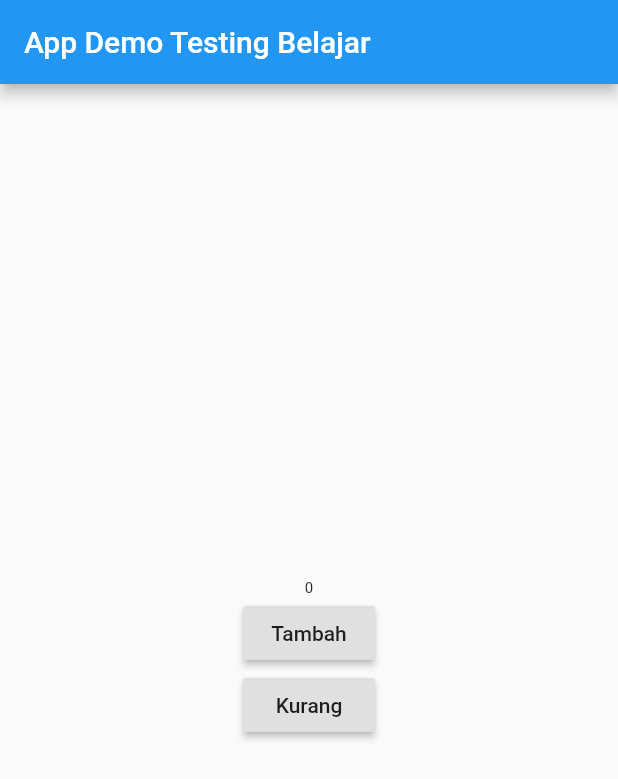
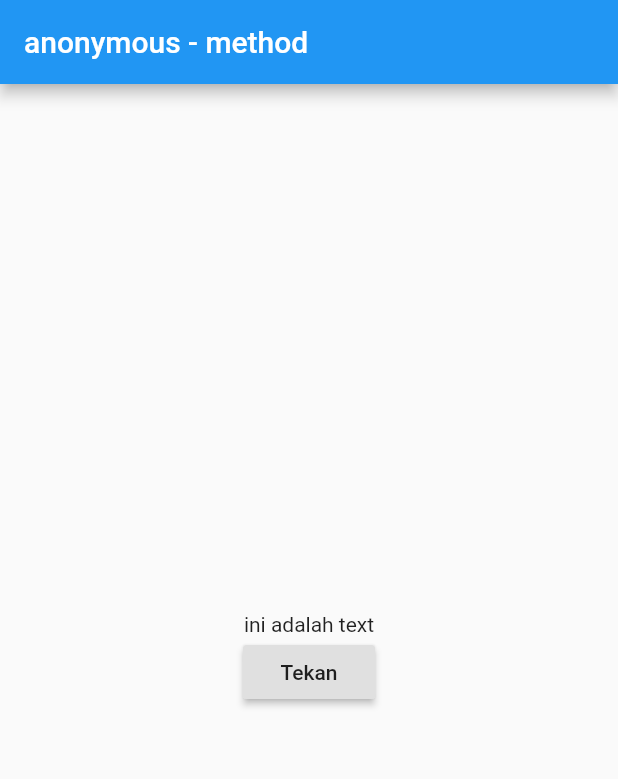
Before and after one commit to egyramadhan/flutter-example, a Flutter app: the screen it shows after launch, on a phone screen of 412 x 824 dp. Shown: the top 779 px of the screen. Run offline on Flutter 3.47's test engine with Material 2 defaults, Android fonts, the phone set to English and light mode, and no system bars.

Commit message:
Update main.dart anonymous-method

```diff
--- a/flutter_example/lib/main.dart
+++ b/flutter_example/lib/main.dart
@@ -8,45 +8,30 @@ class MyApp extends StatefulWidget {
 }
 
 class _MyAppState extends State<MyApp> {
-  int number = 0;
-  void tekanTombol() {
-    setState(() {
-      number = number + 1;
-    });
-  }
-
-  void tekanTombolKurang() {
-    setState(() {
-      number = number - 1;
-    });
-  }
+  String message = "ini adalah text";
 
   @override
   Widget build(BuildContext context) {
     return MaterialApp(
-      home: Scaffold(
-        appBar: AppBar(
-          title: Text("App Demo Testing Belajar "),
-        ),
-        body: Center(
-            child: Column(
+        home: Scaffold(
+      appBar: AppBar(
+        title: Text("anonymous - method"),
+      ),
+      body: Center(
+        child: Column(
           mainAxisAlignment: MainAxisAlignment.center,
           children: <Widget>[
-            Text(
-              number.toString(),
-              style: TextStyle(fontSize: 10 + number.toDouble()),
-            ),
+            Text(message),
             RaisedButton(
-              child: Text("Tambah"),
-              onPressed: tekanTombol,
-            ),
-            RaisedButton(
-              child: Text("Kurang"),
-              onPressed: tekanTombolKurang,
-            ),
+                child: Text("Tekan"),
+                onPressed: () {
+                  setState(() {
+                    message = "tombol sudah ditekan";
+                  });
+                })
           ],
-        )),
+        ),
       ),
-    );
+    ));
   }
 }
```
